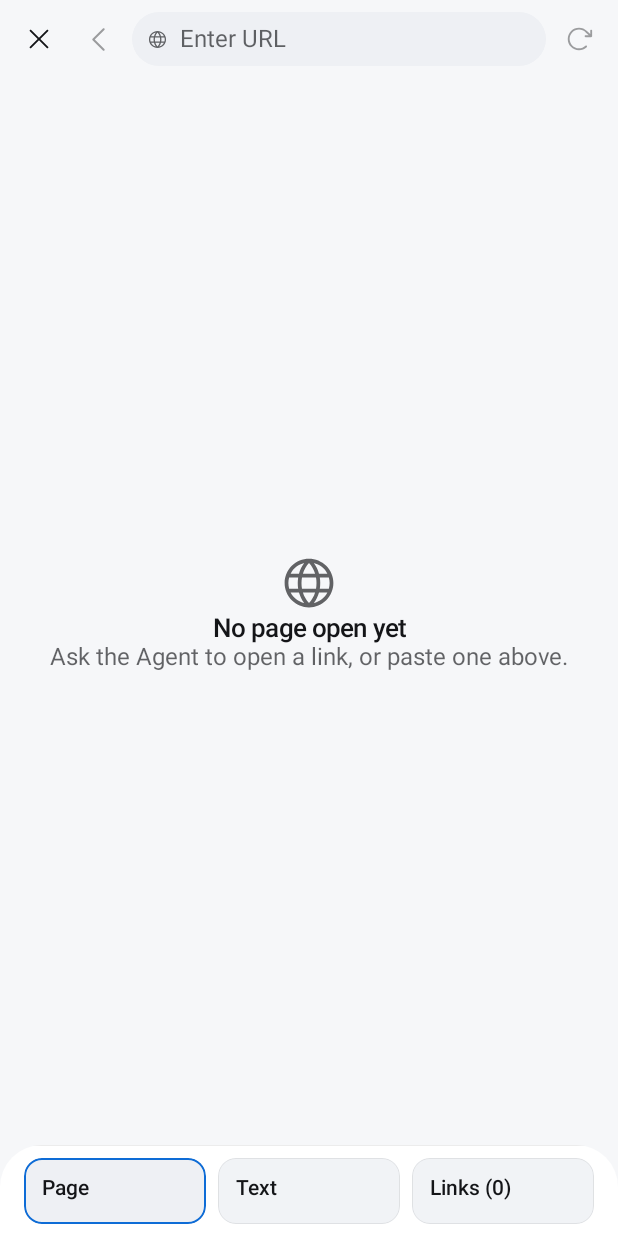
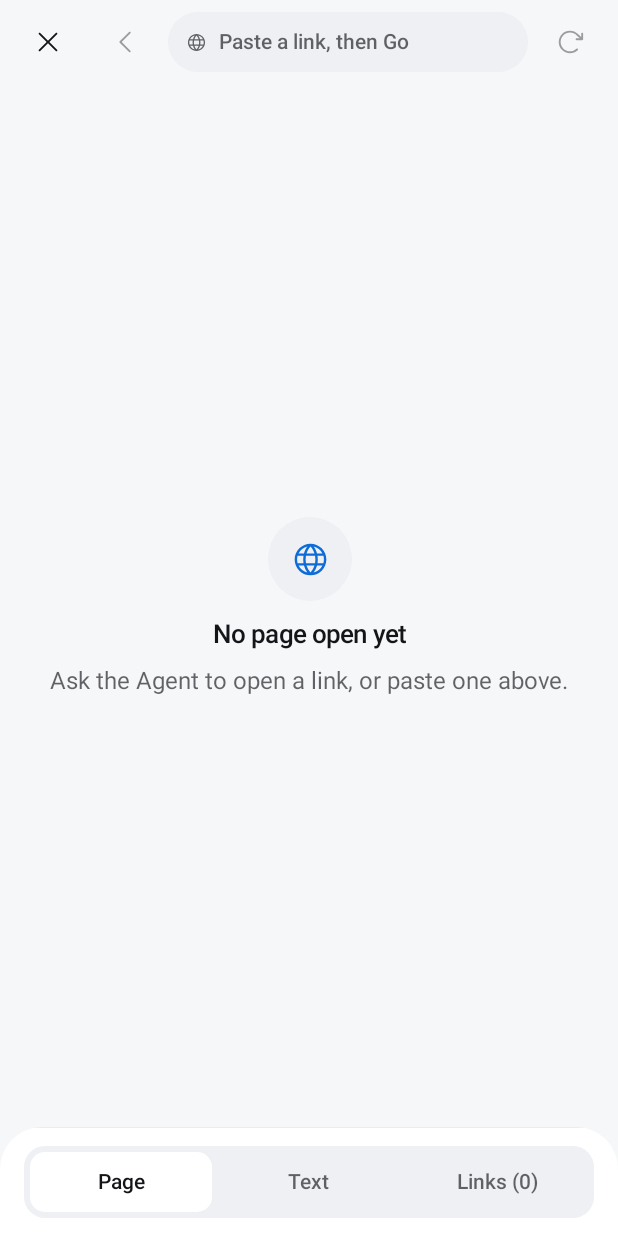
Before and after one commit to Harsh16gupta/AURVIZ, an Android app built with Jetpack Compose: the BrowserScreen screen opened through its navigation route, on a phone screen of 412 x 824 dp. Run offline under Robolectric (Android 15) with nearby library versions, the phone set to English and light mode, and no system bars; our stand-ins replace Room's generated code; 4 statements that could not run were skipped.

Commit message:
[T4] Settings, Schedules, Memory & Browser flagship craft (#102)

```diff
--- a/app/src/main/java/com/aurviz/agent/ui/screens/BrowserScreen.kt
+++ b/app/src/main/java/com/aurviz/agent/ui/screens/BrowserScreen.kt
@@ -30,7 +30,6 @@ import androidx.compose.runtime.saveable.rememberSaveable
 import androidx.compose.runtime.setValue
 import androidx.compose.ui.Alignment
 import androidx.compose.ui.Modifier
-import androidx.compose.ui.draw.alpha
 import androidx.compose.ui.draw.clip
 import androidx.compose.ui.graphics.SolidColor
 import androidx.compose.ui.graphics.toArgb
@@ -47,8 +46,9 @@ import com.aurviz.agent.ui.AgentUiState
 import com.aurviz.agent.ui.WebViewHolder
 import com.aurviz.agent.ui.components.Button
 import com.aurviz.agent.ui.components.ButtonVariant
-import com.aurviz.agent.ui.components.ChoiceTile
 import com.aurviz.agent.ui.components.Icon
+import com.aurviz.agent.ui.components.IconButton
+import com.aurviz.agent.ui.components.IconButtonSize
 import com.aurviz.agent.ui.components.Markdown
 import com.aurviz.agent.ui.components.ScreenScaffold
 import com.aurviz.agent.ui.components.StatusBanner
@@ -97,73 +97,37 @@ fun BrowserScreen(
 
     ScreenScaffold(modifier) {
         Column(Modifier.fillMaxSize()) {
-            // 52dp synced top chrome: Back / Forward / 36dp URL pill / Reload.
+            // 56dp top chrome with 48dp hit targets and a 40dp single-line URL pill.
             Row(
                 Modifier
                     .fillMaxWidth()
-                    .height(52.dp)
-                    // Top inset comes from ScreenScaffold exactly once.
+                    .height(56.dp)
                     .padding(horizontal = 8.dp),
                 verticalAlignment = Alignment.CenterVertically,
                 horizontalArrangement = Arrangement.spacedBy(4.dp),
             ) {
-                // Far-left 36dp close target: pops the Browser back to Command.
-                Box(
-                    Modifier.size(36.dp)
-                        .clip(RoundedCornerShape(18.dp))
-                        .clickable(
-                            onClick = onBack,
-                            interactionSource = remember { MutableInteractionSource() },
-                            indication = androidx.compose.foundation.LocalIndication.current,
-                        ),
-                    contentAlignment = Alignment.Center,
-                ) {
-                    Icon(
-                        Icons.X,
-                        contentDescription = "Close Browser",
-                        modifier = Modifier.size(20.dp),
-                        tint = Theme.colors.onBackground,
-                    )
+                IconButton(onClick = onBack, contentDescription = "Close Browser", size = IconButtonSize.Small) {
+                    Icon(Icons.X, contentDescription = null, modifier = Modifier.size(20.dp), tint = Theme.colors.onBackground)
                 }
-                Box(
-                    Modifier.size(36.dp)
-                        .alpha(if (chrome.canGoBack) 1f else 0.4f)
-                        .clip(RoundedCornerShape(18.dp))
-                        .clickable(
-                            onClick = { WebViewHolder.goBack() },
-                            enabled = chrome.canGoBack,
-                            interactionSource = remember { MutableInteractionSource() },
-                            indication = androidx.compose.foundation.LocalIndication.current,
-                        ),
-                    contentAlignment = Alignment.Center,
-                ) {
-                    Icon(Icons.CaretLeft, contentDescription = "Back", modifier = Modifier.size(22.dp))
+                IconButton(onClick = { WebViewHolder.goBack() }, contentDescription = "Back", enabled = chrome.canGoBack, size = IconButtonSize.Small) {
+                    Icon(Icons.CaretLeft, contentDescription = null, modifier = Modifier.size(20.dp))
                 }
                 if (chrome.canGoForward) {
-                    Box(
-                        Modifier.size(36.dp)
-                            .clip(RoundedCornerShape(18.dp))
-                            .clickable(
-                                onClick = { WebViewHolder.goForward() },
-                                interactionSource = remember { MutableInteractionSource() },
-                                indication = androidx.compose.foundation.LocalIndication.current,
-                            ),
-                        contentAlignment = Alignment.Center,
-                    ) {
-                        Icon(Icons.CaretRight, contentDescription = "Forward", modifier = Modifier.size(22.dp))
+                    IconButton(onClick = { WebViewHolder.goForward() }, contentDescription = "Forward", size = IconButtonSize.Small) {
+                        Icon(Icons.CaretRight, contentDescription = null, modifier = Modifier.size(20.dp))
                     }
                 }
-                // 36dp URL pill: lock for an open https page, globe otherwise.
+                // 40dp URL pill: lock for an open https page, globe otherwise.
                 // Text syncs to the open page; typing + Go opens a new page.
                 Row(
                     Modifier
                         .weight(1f)
-                        .height(36.dp)
-                        .clip(RoundedCornerShape(18.dp))
+                        .height(40.dp)
+                        .clip(RoundedCornerShape(20.dp))
                         .background(Theme.colors.surfaceVariant)
-                        .padding(horizontal = 10.dp),
+                        .padding(horizontal = 12.dp),
                     verticalAlignment = Alignment.CenterVertically,
-                    horizontalArrangement = Arrangement.spacedBy(Space * 2),
+                    horizontalArrangement = Arrangement.spacedBy(8.dp),
                 ) {
                     Icon(
                         if (chrome.showSecureIcon) Icons.LockSimple else Icons.Globe,
@@ -175,17 +139,18 @@ fun BrowserScreen(
                         value = url,
                         onValueChange = { url = it },
                         modifier = Modifier.weight(1f),
-                        textStyle = Theme.typography.body.copy(color = Theme.colors.onSurfaceVariant),
+                        textStyle = Theme.typography.label.copy(color = Theme.colors.onSurfaceVariant),
                         cursorBrush = SolidColor(Theme.colors.primary),
                         singleLine = true,
                         maxLines = 1,
                         keyboardOptions = KeyboardOptions(imeAction = ImeAction.Go),
                         keyboardActions = KeyboardActions(onGo = { onOpenUrl(url) }),
                         decorationBox = { field ->
-                            Box {
+                            Box(Modifier.fillMaxWidth(), contentAlignment = Alignment.CenterStart) {
                                 if (url.isEmpty()) {
                                     Text(
-                                        "Enter URL",
+                                        "Paste a link, then Go",
+                                        style = Theme.typography.label,
                                         color = Theme.colors.onBackgroundMuted,
                                         maxLines = 1,
                                         overflow = TextOverflow.Ellipsis,
@@ -196,19 +161,8 @@ fun BrowserScreen(
                         },
                     )
                 }
-                Box(
-                    Modifier.size(36.dp)
-                        .alpha(if (chrome.canReload) 1f else 0.4f)
-                        .clip(RoundedCornerShape(18.dp))
-                        .clickable(
-                            onClick = { WebViewHolder.reload() },
-                            enabled = chrome.canReload,
-                            interactionSource = remember { MutableInteractionSource() },
-                            indication = androidx.compose.foundation.LocalIndication.current,
-                        ),
-                    contentAlignment = Alignment.Center,
-                ) {
-                    Icon(Icons.ArrowClockwise, contentDescription = "Reload", modifier = Modifier.size(20.dp))
+                IconButton(onClick = { WebViewHolder.reload() }, contentDescription = "Reload", enabled = chrome.canReload, size = IconButtonSize.Small) {
+                    Icon(Icons.ArrowClockwise, contentDescription = null, modifier = Modifier.size(20.dp))
                 }
             }
 
@@ -233,31 +187,40 @@ fun BrowserScreen(
             }
 
             if (chrome.showEmptyState) {
-                // Vertically centered empty state: the WebView stays unmounted
+                // Optically centered empty state: the WebView stays unmounted
                 // while no page is open, so Midnight never flashes white.
+                Box(
+                    Modifier.weight(1f).fillMaxSize().padding(24.dp),
+                    contentAlignment = Alignment.Center,
+                ) {
                     Column(
-                    Modifier.weight(1f).fillMaxSize().padding(24.dp),
                         horizontalAlignment = Alignment.CenterHorizontally,
-                    verticalArrangement = Arrangement.Center,
+                        verticalArrangement = Arrangement.spacedBy(12.dp),
+                    ) {
+                        Box(
+                            Modifier.size(56.dp)
+                                .clip(Theme.shapes.fullyRounded)
+                                .background(Theme.colors.surfaceVariant),
+                            contentAlignment = Alignment.Center,
                         ) {
                             Icon(
                                 Icons.Globe,
                                 contentDescription = null,
-                        modifier = Modifier.size(40.dp),
-                        tint = Theme.colors.onBackgroundMuted,
+                                modifier = Modifier.size(26.dp),
+                                tint = Theme.colors.primary,
                             )
+                        }
                         Text(
                             "No page open yet",
                             style = Theme.typography.title.copy(textAlign = TextAlign.Center),
                             color = Theme.colors.onBackground,
-                        modifier = Modifier.fillMaxWidth(),
                         )
                         Text(
                             "Ask the Agent to open a link, or paste one above.",
+                            style = Theme.typography.body.copy(textAlign = TextAlign.Center),
                             color = Theme.colors.onBackgroundMuted,
-                        style = Theme.typography.body.copy(textAlign = TextAlign.Center),
-                        modifier = Modifier.fillMaxWidth(),
                         )
+                    }
                 }
             } else {
                 val pageBackground = Theme.colors.background.toArgb()
@@ -289,32 +252,39 @@ fun BrowserScreen(
                 )
                 Row(
                     Modifier.fillMaxWidth()
-                        .padding(horizontal = Space * 4, vertical = Space * 2),
-                    horizontalArrangement = Arrangement.spacedBy(Space * 2),
+                        .padding(horizontal = 16.dp, vertical = 12.dp)
+                        .clip(RoundedCornerShape(14.dp))
+                        .background(Theme.colors.surfaceVariant)
+                        .padding(4.dp),
+                    horizontalArrangement = Arrangement.spacedBy(4.dp),
                 ) {
-                    ChoiceTile(
-                        selected = panel == "Page",
-                        onClick = { panel = "Page" },
-                        modifier = Modifier.weight(1f),
-                    ) {
-                        Text("Page", style = Theme.typography.label)
-                    }
-                    ChoiceTile(
-                        selected = panel == "Text",
-                        onClick = { panel = "Text" },
-                        modifier = Modifier.weight(1f),
-                    ) {
-                        Text("Text", style = Theme.typography.label)
-                    }
-                    ChoiceTile(
-                        selected = panel == "Links",
-                        onClick = { panel = "Links" },
-                        modifier = Modifier.weight(1f),
+                    listOf(
+                        "Page" to "Page",
+                        "Text" to "Text",
+                        "Links" to "Links (${page?.links?.size ?: 0})",
+                    ).forEach { (key, label) ->
+                        val selected = panel == key
+                        Box(
+                            Modifier.weight(1f)
+                                .heightIn(min = 40.dp)
+                                .clip(RoundedCornerShape(10.dp))
+                                .background(if (selected) Theme.colors.surface else androidx.compose.ui.graphics.Color.Transparent)
+                                .clickable(
+                                    onClick = { panel = key },
+                                    interactionSource = remember { MutableInteractionSource() },
+                                    indication = androidx.compose.foundation.LocalIndication.current,
+                                )
+                                .padding(horizontal = 8.dp, vertical = 8.dp),
+                            contentAlignment = Alignment.Center,
                         ) {
                             Text(
-                            "Links (${page?.links?.size ?: 0})",
+                                label,
                                 style = Theme.typography.label,
+                                color = if (selected) Theme.colors.onSurface else Theme.colors.onBackgroundMuted,
+                                maxLines = 1,
+                                overflow = TextOverflow.Ellipsis,
                             )
+                        }
                     }
                 }
 
```
Also changed, not shown: app/src/main/java/com/aurviz/agent/ui/screens/MemoryScreen.kt (+7 -2 lines), app/src/main/java/com/aurviz/agent/ui/screens/SchedulesScreen.kt (+20 -5 lines), app/src/main/java/com/aurviz/agent/ui/screens/SettingsScreen.kt (+41 -25 lines), 1 other file. Lines whose indentation alone changed are shown as unchanged.
